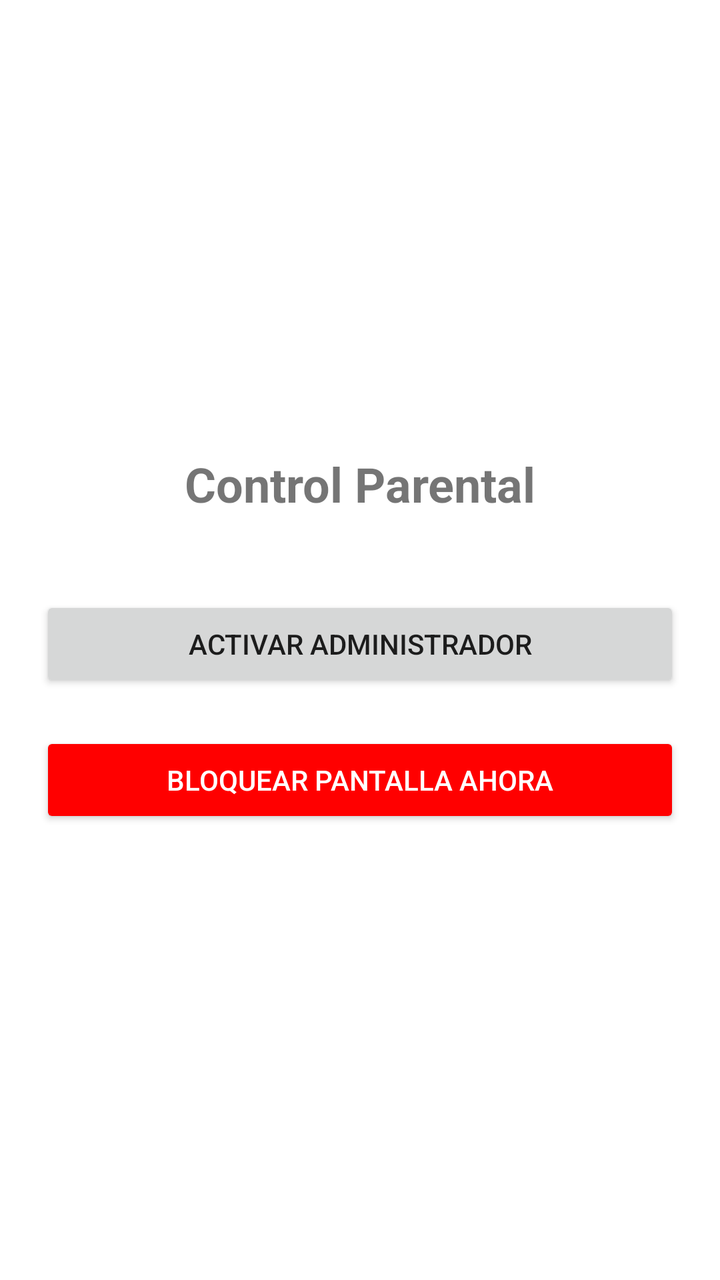
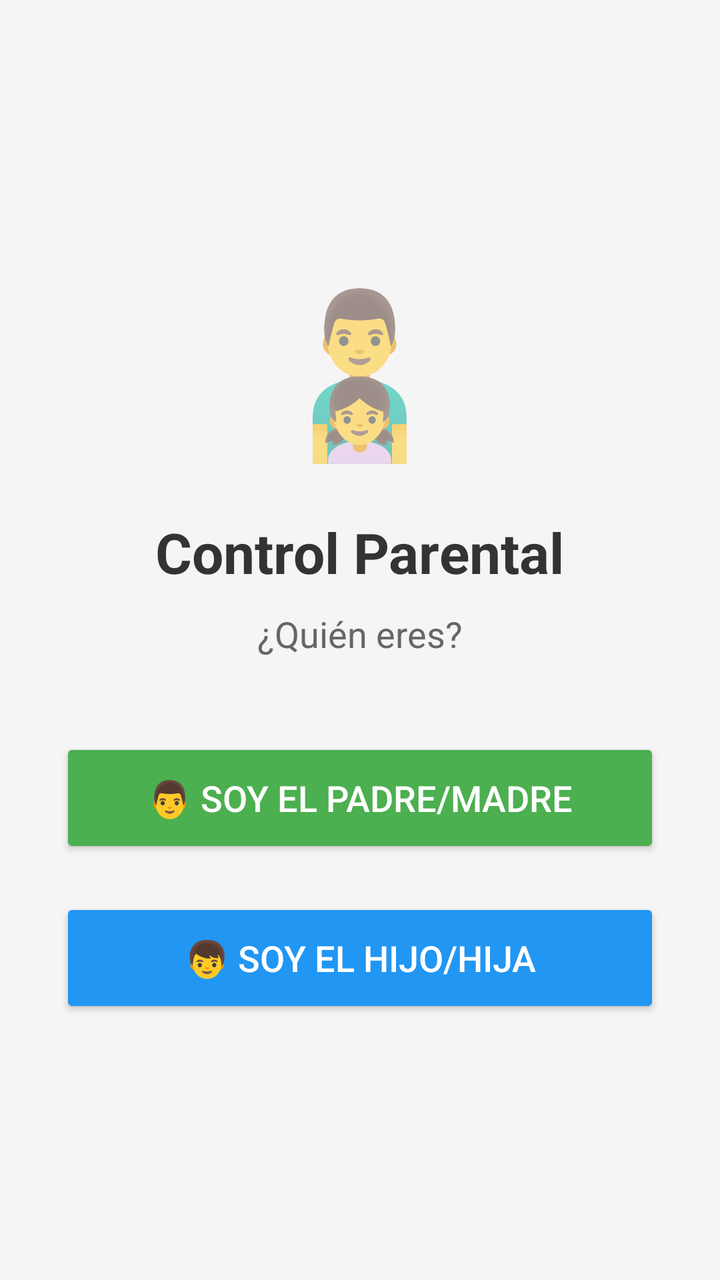

The first picture is an Android layout as it rendered before a commit; the second is the same layout after the commit. The layout source and the unified diff follow.
<!-- AndroidManifest.xml: application theme AppTheme -->
<!-- res/layout/activity_main.xml -->
<?xml version="1.0" encoding="utf-8"?>
<LinearLayout xmlns:android="http://schemas.android.com/apk/res/android"
    android:layout_width="match_parent"
    android:layout_height="match_parent"
    android:orientation="vertical"
    android:gravity="center"
    android:padding="20dp"
    android:background="#FFFFFF">

    
    <TextView
        android:layout_width="wrap_content"
        android:layout_height="wrap_content"
        android:text="Control Parental"
        android:textSize="24sp"
        android:textStyle="bold"
        android:layout_marginBottom="40dp" />

    
    <Button
        android:id="@+id/btn_activar"
        android:layout_width="match_parent"
        android:layout_height="wrap_content"
        android:text="Activar Administrador"
        android:layout_marginBottom="20dp" />

    
    <Button
        android:id="@+id/btn_bloquear"
        android:layout_width="match_parent"
        android:layout_height="wrap_content"
        android:text="Bloquear Pantalla Ahora"
        android:backgroundTint="#FF0000"
        android:textColor="#FFFFFF" />

</LinearLayout>
<!-- resources referenced by this layout -->
<resources>
  <style name="AppTheme" parent="android:Theme.Material.Light.NoActionBar">
          <item name="android:colorPrimary">#6200EE</item>
          <item name="android:colorPrimaryDark">#3700B3</item>
          <item name="android:colorAccent">#03DAC5</item>
      </style>
</resources>

<!-- the commit's change to res/layout/activity_main.xml (unified diff, before → after) -->
@@ -4,33 +4,53 @@
     android:layout_height="match_parent"
     android:orientation="vertical"
     android:gravity="center"
-    android:padding="20dp"
-    android:background="#FFFFFF">
+    android:padding="30dp"
+    android:background="#F5F5F5">
 
     
     <TextView
         android:layout_width="wrap_content"
         android:layout_height="wrap_content"
+        android:text="👨‍👧"
+        android:textSize="80sp"
+        android:layout_marginBottom="20dp" />
+
+    <TextView
+        android:layout_width="wrap_content"
+        android:layout_height="wrap_content"
         android:text="Control Parental"
-        android:textSize="24sp"
+        android:textSize="28sp"
         android:textStyle="bold"
+        android:textColor="#333333"
+        android:layout_marginBottom="10dp" />
+
+    <TextView
+        android:layout_width="wrap_content"
+        android:layout_height="wrap_content"
+        android:text="¿Quién eres?"
+        android:textSize="18sp"
+        android:textColor="#666666"
         android:layout_marginBottom="40dp" />
 
     
     <Button
-        android:id="@+id/btn_activar"
+        android:id="@+id/btn_padre"
         android:layout_width="match_parent"
-        android:layout_height="wrap_content"
-        android:text="Activar Administrador"
+        android:layout_height="60dp"
+        android:text="👨 Soy el Padre/Madre"
+        android:textSize="18sp"
+        android:backgroundTint="#4CAF50"
+        android:textColor="#FFFFFF"
         android:layout_marginBottom="20dp" />
 
     
     <Button
-        android:id="@+id/btn_bloquear"
+        android:id="@+id/btn_hijo"
         android:layout_width="match_parent"
-        android:layout_height="wrap_content"
-        android:text="Bloquear Pantalla Ahora"
-        android:backgroundTint="#FF0000"
+        android:layout_height="60dp"
+        android:text="👦 Soy el Hijo/Hija"
+        android:textSize="18sp"
+        android:backgroundTint="#2196F3"
         android:textColor="#FFFFFF" />
 
 </LinearLayout>
